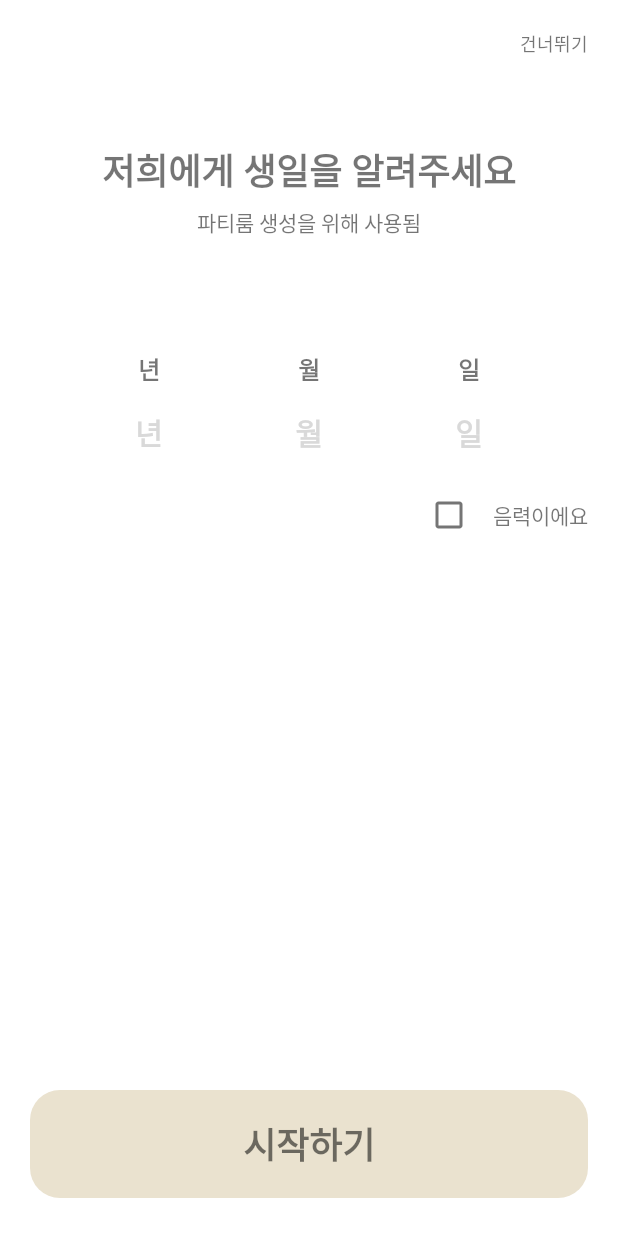
After one commit to HappyBirthdayChallenge/HBC_AOS, an Android app: the fragment SetbirthFragment placed in its activity, on a phone screen of 412 x 824 dp. The commit adds this screen. Run offline under Robolectric (Android 15) with nearby library versions, the phone set to English and light mode, and no system bars; libraries missing offline, so code that uses them is left out: com.kakao.sdk; 2 statements that could not run were skipped.

Commit message:
[FEAT] 생일입력화면 추가

```diff
--- a/app/src/main/AndroidManifest.xml
+++ b/app/src/main/AndroidManifest.xml
@@ -23,6 +23,7 @@
 
         </activity>
         <activity android:name=".ui.login.ui.LoginActivity"
+            android:windowSoftInputMode="adjustResize"
             android:exported="true">
 
             <intent-filter>
--- a/app/src/main/java/com/inha/hbc/ui/login/ui/LoginActivity.kt
+++ b/app/src/main/java/com/inha/hbc/ui/login/ui/LoginActivity.kt
@@ -34,7 +34,7 @@ class LoginActivity: AppCompatActivity() {
         }
 
         binding.tvLoginNormalLogin.setOnClickListener {
-            supportFragmentManager.beginTransaction().add(binding.flLogin.id, NormalLoginFragment()).commit()
+            supportFragmentManager.beginTransaction().add(binding.flLogin.id, NormalLoginFragment(binding.flLogin.id)).commit()
         }
     }
 
--- a/app/src/main/java/com/inha/hbc/ui/login/ui/NormalLoginFragment.kt
+++ b/app/src/main/java/com/inha/hbc/ui/login/ui/NormalLoginFragment.kt
@@ -4,7 +4,6 @@ import android.content.Context
 import android.content.Intent
 import android.os.Bundle
 import android.util.Base64
-import android.util.Log
 import android.view.LayoutInflater
 import android.view.View
 import android.view.ViewGroup
@@ -24,7 +23,7 @@ import com.inha.hbc.util.GlobalApplication
 import com.inha.hbc.util.RetrofitService
 import org.json.JSONObject
 
-class NormalLoginFragment: Fragment(), NormLoginView {
+class NormalLoginFragment(val flId: Int): Fragment(), NormLoginView {
     private lateinit var binding: FragmentNormalLoginBinding
     private lateinit var parentContext: Context
     override fun onCreateView(
@@ -103,7 +102,7 @@ class NormalLoginFragment: Fragment(), NormLoginView {
         }
 
         else {
-
+            parentFragmentManager.beginTransaction().replace(flId, SetbirthFragment()).commit()
         }
 
     }
--- /dev/null
+++ b/app/src/main/java/com/inha/hbc/ui/login/ui/SetbirthFragment.kt
@@ -0,0 +1,93 @@
+package com.inha.hbc.ui.login.ui
+
+import android.content.Context
+import android.content.Intent
+import android.os.Bundle
+import android.util.Log
+import android.view.LayoutInflater
+import android.view.View
+import android.view.View.OnFocusChangeListener
+import android.view.ViewGroup
+import android.widget.Toast
+import androidx.fragment.app.Fragment
+import com.inha.hbc.databinding.FragmentSetbirthBinding
+import com.inha.hbc.ui.main.MainActivity
+
+class SetbirthFragment:Fragment() {
+    lateinit var binding: FragmentSetbirthBinding
+    lateinit var parentContext: Context
+    override fun onCreateView(
+        inflater: LayoutInflater,
+        container: ViewGroup?,
+        savedInstanceState: Bundle?
+    ): View? {
+        binding = FragmentSetbirthBinding.inflate(inflater, container, false)
+        return binding.root
+    }
+
+    override fun onViewCreated(view: View, savedInstanceState: Bundle?) {
+        super.onViewCreated(view, savedInstanceState)
+
+        initListener()
+    }
+
+    override fun onAttach(context: Context) {
+        super.onAttach(context)
+        parentContext = context
+    }
+
+    fun initListener() {
+        binding.tvSetbirthSkip.setOnClickListener {
+            val intent = Intent(parentContext, MainActivity::class.java)
+            startActivity(intent)
+        }
+
+        binding.etSetbirthYear.onFocusChangeListener =
+            OnFocusChangeListener{ view, b ->
+                if (!b) {
+                    val data = binding.etSetbirthYear.text.toString().toInt()
+                    if (data < 0 || data > 9999) {
+                        Toast.makeText(parentContext, "생일인 해를 다시 확인해주세요!", Toast.LENGTH_LONG).show()
+                    }
+                }
+            }
+        binding.etSetbirthMonth.onFocusChangeListener =
+            OnFocusChangeListener { p0: View?, p1: Boolean ->
+                if (!p1) {
+                    val data = binding.etSetbirthMonth.text.toString().toInt()
+                    if (data < 0 || data > 12) {
+                        Toast.makeText(parentContext, "생일인 달을 다시 확인해주세요!", Toast.LENGTH_LONG).show()
+                    }
+                }
+            }
+        binding.etSetbirthDay.onFocusChangeListener =
+            OnFocusChangeListener{ view, b ->
+                if (!b) {
+                    if (binding.etSetbirthDay.text.toString() != "") {
+                        val data = binding.etSetbirthDay.text.toString().toInt()
+                        if (data < 0 || data > 32) {
+                            Toast.makeText(parentContext, "생일인 날을 다시 확인해주세요!", Toast.LENGTH_LONG)
+                                .show()
+                        }
+                    }
+                }
+            }
+
+        binding.cbSetbirthLunar.setOnClickListener {
+            if (binding.cbSetbirthLunar.isChecked) {
+                //lunar
+            }
+            else {
+                //solar
+            }
+        }
+
+        binding.tvSetbirthStart.setOnClickListener {
+            //생일 다시 한번 검증해보고 전송
+
+            val intent = Intent(parentContext, MainActivity::class.java)
+            startActivity(intent)
+        }
+
+    }
+}
--- /dev/null
+++ b/app/src/main/res/drawable/item_start_btn.xml
@@ -0,0 +1,9 @@
+<?xml version="1.0" encoding="utf-8"?>
+<shape
+    xmlns:android="http://schemas.android.com/apk/res/android"
+    android:shape="rectangle">
+    <solid android:color="#eae2cf" />
+    <corners
+        android:radius="20dp">
+    </corners>
+</shape>
--- a/app/src/main/res/layout/fragment_normal_login.xml
+++ b/app/src/main/res/layout/fragment_normal_login.xml
@@ -3,7 +3,8 @@
     android:layout_width="match_parent"
     android:layout_height="match_parent"
     xmlns:app="http://schemas.android.com/apk/res-auto"
-    android:background="@color/white">
+    android:background="@color/white"
+    android:clickable="true">
     <ImageView
         android:id="@+id/iv_normal_login_back"
         android:layout_width="wrap_content"
@@ -39,7 +40,8 @@
         <com.google.android.material.textfield.TextInputEditText
             android:id="@+id/tie_normal_login_id"
             android:layout_height="wrap_content"
-            android:layout_width="match_parent">
+            android:layout_width="match_parent"
+            android:nextFocusDown="@id/tie_normal_login_pw">
 
         </com.google.android.material.textfield.TextInputEditText>
     </com.google.android.material.textfield.TextInputLayout>
@@ -54,11 +56,13 @@
         android:layout_marginHorizontal="39dp"
         app:layout_constraintLeft_toLeftOf="parent"
         app:layout_constraintRight_toRightOf="parent"
-        android:hint="@string/pw">
+        android:hint="@string/pw"
+        app:endIconMode="password_toggle">
         <com.google.android.material.textfield.TextInputEditText
             android:id="@+id/tie_normal_login_pw"
             android:layout_height="wrap_content"
-            android:layout_width="match_parent">
+            android:layout_width="match_parent"
+            android:inputType="textPassword">
 
         </com.google.android.material.textfield.TextInputEditText>
     </com.google.android.material.textfield.TextInputLayout>
--- /dev/null
+++ b/app/src/main/res/layout/fragment_setbirth.xml
@@ -0,0 +1,178 @@
+<?xml version="1.0" encoding="utf-8"?>
+<androidx.constraintlayout.widget.ConstraintLayout xmlns:android="http://schemas.android.com/apk/res/android"
+    android:layout_width="match_parent"
+    android:layout_height="match_parent"
+    xmlns:app="http://schemas.android.com/apk/res-auto"
+    android:background="@color/white"
+    android:clickable="true">
+
+    <TextView
+        android:id="@+id/tv_setbirth_skip"
+        android:layout_width="wrap_content"
+        android:layout_height="wrap_content"
+        app:layout_constraintTop_toTopOf="parent"
+        app:layout_constraintRight_toRightOf="parent"
+        android:layout_marginRight="20dp"
+        android:layout_marginTop="20dp"
+        android:text="건너뛰기"
+        android:textSize="12sp">
+    </TextView>
+
+
+    <TextView
+        android:id="@+id/tv_setbirth_title"
+        android:layout_width="wrap_content"
+        android:layout_height="wrap_content"
+        app:layout_constraintTop_toTopOf="parent"
+        app:layout_constraintLeft_toLeftOf="parent"
+        app:layout_constraintRight_toRightOf="parent"
+        app:layout_constraintBottom_toTopOf="@id/tv_setbirth_subtitle"
+        android:layout_marginTop="95dp"
+        android:layout_marginBottom="6dp"
+        android:text="@string/bitrh_title"
+        android:textStyle="bold"
+        android:textSize="24sp">
+    </TextView>
+    <TextView
+        android:id="@+id/tv_setbirth_subtitle"
+        android:layout_width="wrap_content"
+        android:layout_height="wrap_content"
+        app:layout_constraintTop_toBottomOf="@id/tv_setbirth_title"
+        app:layout_constraintLeft_toLeftOf="parent"
+        app:layout_constraintRight_toRightOf="parent"
+        app:layout_constraintBottom_toTopOf="@id/tv_setbirth_year"
+        android:layout_marginBottom="75dp"
+        android:text="@string/birth_subtitle"
+        android:textSize="14sp">
+    </TextView>
+
+
+    <TextView
+        android:id="@+id/tv_setbirth_year"
+        android:layout_width="wrap_content"
+        android:layout_height="wrap_content"
+        app:layout_constraintTop_toBottomOf="@id/tv_setbirth_subtitle"
+        app:layout_constraintLeft_toLeftOf="parent"
+        app:layout_constraintRight_toLeftOf="@id/tv_setbirth_month"
+        app:layout_constraintBottom_toTopOf="@id/et_setbirth_year"
+        android:layout_marginBottom="15dp"
+        android:text="@string/year"
+        android:textSize="16sp"
+        android:textStyle="bold">
+    </TextView>
+    <TextView
+        android:id="@+id/tv_setbirth_month"
+        android:layout_width="wrap_content"
+        android:layout_height="wrap_content"
+        app:layout_constraintTop_toTopOf="@id/tv_setbirth_year"
+        app:layout_constraintBottom_toBottomOf="@id/tv_setbirth_year"
+        app:layout_constraintLeft_toRightOf="@id/tv_setbirth_year"
+        app:layout_constraintRight_toLeftOf="@id/tv_setbirth_day"
+        android:text="@string/month"
+        android:textSize="16sp"
+        android:textStyle="bold">
+    </TextView>
+    <TextView
+        android:id="@+id/tv_setbirth_day"
+        android:layout_width="wrap_content"
+        android:layout_height="wrap_content"
+        app:layout_constraintTop_toTopOf="@id/tv_setbirth_year"
+        app:layout_constraintBottom_toBottomOf="@id/tv_setbirth_year"
+        app:layout_constraintLeft_toRightOf="@id/tv_setbirth_month"
+        app:layout_constraintRight_toRightOf="parent"
+        android:text="@string/day"
+        android:textSize="16sp"
+        android:textStyle="bold">
+    </TextView>
+
+    <EditText
+        android:id="@+id/et_setbirth_year"
+        android:layout_width="wrap_content"
+        android:layout_height="wrap_content"
+        app:layout_constraintTop_toBottomOf="@id/tv_setbirth_year"
+        app:layout_constraintBottom_toTopOf="@id/tv_setbirth_lunar"
+        app:layout_constraintLeft_toLeftOf="@id/tv_setbirth_year"
+        app:layout_constraintRight_toRightOf="@id/tv_setbirth_year"
+        android:hint="@string/year"
+        android:textColorHint="@color/et_gray"
+        android:textSize="20dp"
+        android:textStyle="bold"
+        android:background="@null"
+        android:inputType="numberSigned"
+        android:maxLength="4"
+        android:nextFocusDown="@id/et_setbirth_month">
+    </EditText>
+    <EditText
+        android:id="@+id/et_setbirth_month"
+        android:layout_width="wrap_content"
+        android:layout_height="wrap_content"
+        app:layout_constraintTop_toTopOf="@id/et_setbirth_year"
+        app:layout_constraintBottom_toBottomOf="@id/et_setbirth_year"
+        app:layout_constraintLeft_toLeftOf="@id/tv_setbirth_month"
+        app:layout_constraintRight_toRightOf="@id/tv_setbirth_month"
+        android:hint="@string/month"
+        android:textColorHint="@color/et_gray"
+        android:textSize="20dp"
+        android:textStyle="bold"
+        android:background="@null"
+        android:inputType="numberSigned"
+        android:maxLength="2"
+        android:nextFocusDown="@id/et_setbirth_day">
+    </EditText>
+    <EditText
+        android:id="@+id/et_setbirth_day"
+        android:layout_width="wrap_content"
+        android:layout_height="wrap_content"
+        app:layout_constraintTop_toTopOf="@id/et_setbirth_year"
+        app:layout_constraintBottom_toBottomOf="@id/et_setbirth_year"
+        app:layout_constraintLeft_toLeftOf="@id/tv_setbirth_day"
+        app:layout_constraintRight_toRightOf="@id/tv_setbirth_day"
+        android:hint="@string/day"
+        android:textColorHint="@color/et_gray"
+        android:textSize="20dp"
+        android:textStyle="bold"
+        android:background="@null"
+        android:inputType="numberSigned"
+        android:maxLength="2">
+    </EditText>
+
+    <com.google.android.material.checkbox.MaterialCheckBox
+        android:id="@+id/cb_setbirth_lunar"
+        android:layout_width="wrap_content"
+        android:layout_height="wrap_content"
+        app:layout_constraintTop_toTopOf="@id/tv_setbirth_lunar"
+        app:layout_constraintRight_toLeftOf="@id/tv_setbirth_lunar"
+        app:layout_constraintBottom_toBottomOf="@id/tv_setbirth_lunar"
+        android:layout_marginRight="5dp"
+        >
+    </com.google.android.material.checkbox.MaterialCheckBox>
+    <TextView
+        android:id="@+id/tv_setbirth_lunar"
+        android:layout_width="wrap_content"
+        android:layout_height="wrap_content"
+        app:layout_constraintTop_toBottomOf="@id/et_setbirth_year"
+        app:layout_constraintRight_toRightOf="parent"
+        android:layout_marginTop="29dp"
+        android:layout_marginRight="20dp"
+        android:text="@string/birth_lunar"
+        android:textSize="14sp">
+    </TextView>
+
+    <TextView
+        android:id="@+id/tv_setbirth_start"
+        android:layout_width="match_parent"
+        android:layout_height="wrap_content"
+        app:layout_constraintBottom_toBottomOf="parent"
+        app:layout_constraintLeft_toLeftOf="parent"
+        app:layout_constraintRight_toRightOf="parent"
+        android:layout_marginHorizontal="20dp"
+        android:layout_marginBottom="25dp"
+        android:paddingVertical="18dp"
+        android:text="@string/start"
+        android:textSize="24sp"
+        android:textStyle="bold"
+        android:textAlignment="center"
+        android:background="@drawable/item_start_btn">
+    </TextView>
+
+</androidx.constraintlayout.widget.ConstraintLayout>
--- a/app/src/main/res/values/colors.xml
+++ b/app/src/main/res/values/colors.xml
@@ -7,4 +7,5 @@
     <color name="teal_700">#FF018786</color>
     <color name="black">#FF000000</color>
     <color name="white">#FFFFFFFF</color>
+    <color name="et_gray">#d9d9d9</color>
 </resources>
--- a/app/src/main/res/values/strings.xml
+++ b/app/src/main/res/values/strings.xml
@@ -2,4 +2,11 @@
     <string name="app_name">HBC</string>
     <string name="id">아이디</string>
     <string name="pw">비밀번호</string>
+    <string name="bitrh_title">저희에게 생일을 알려주세요</string>
+    <string name="birth_subtitle">파티룸 생성을 위해 사용됨</string>
+    <string name="year">년</string>
+    <string name="month">월</string>
+    <string name="day">일</string>
+    <string name="birth_lunar">음력이에요</string>
+    <string name="start">시작하기</string>
 </resources>
```
